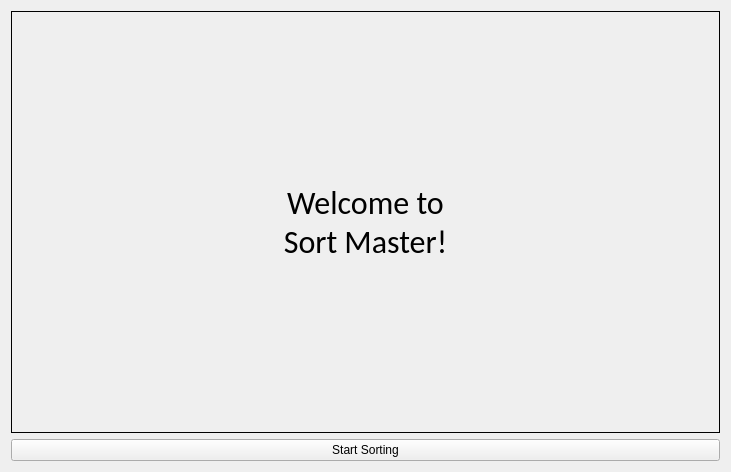
Nir15/mediaSorterByNir, file startupscreen.ui: the form before one commit.
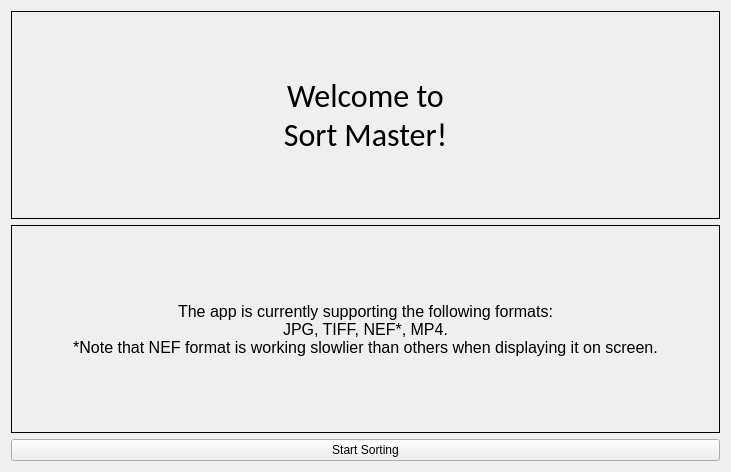
The form after the commit.

```diff
--- a/startupscreen.ui
+++ b/startupscreen.ui
@@ -16,9 +16,6 @@
   <layout class="QHBoxLayout" name="horizontalLayout">
    <item>
     <layout class="QVBoxLayout" name="verticalLayout">
-     <property name="sizeConstraint">
-      <enum>QLayout::SetMinimumSize</enum>
-     </property>
      <item>
       <widget class="QLabel" name="label">
        <property name="font">
@@ -45,6 +42,26 @@
        </property>
       </widget>
      </item>
+     <item>
+      <widget class="QLabel" name="label_2">
+       <property name="font">
+        <font>
+         <pointsize>12</pointsize>
+        </font>
+       </property>
+       <property name="frameShape">
+        <enum>QFrame::Box</enum>
+       </property>
+       <property name="text">
+        <string>The app is currently supporting the following formats:
+JPG, TIFF, NEF*, MP4.
+*Note that NEF format is working slowlier than others when displaying it on screen.</string>
+       </property>
+       <property name="alignment">
+        <set>Qt::AlignCenter</set>
+       </property>
+      </widget>
+     </item>
      <item>
       <widget class="QPushButton" name="startSortingButton">
        <property name="text">
```
